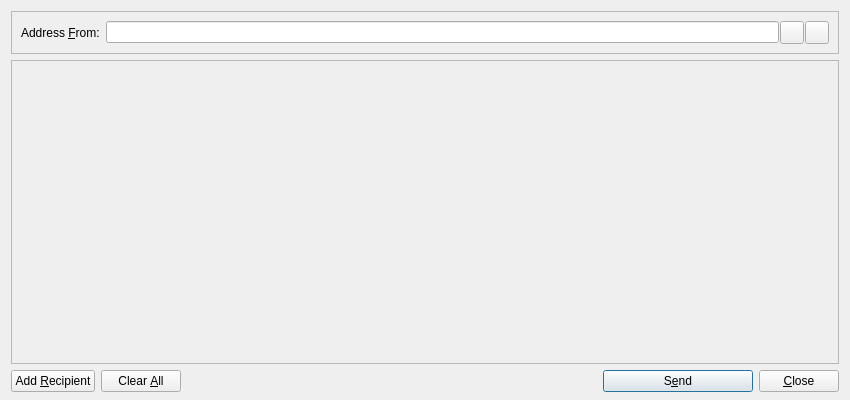
The window that src/qt/forms/sendmessagesdialog.ui (martexcoin/martexcoin_4x) describes before a commit, drawn with Qt 5.
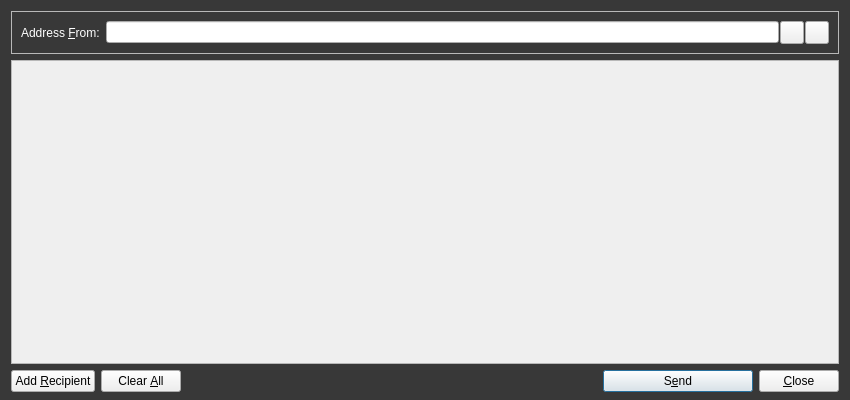
The same window after the commit. Icons and pictures are not drawn. Custom widgets are drawn as their Qt base class.

```diff
--- a/src/qt/forms/sendmessagesdialog.ui
+++ b/src/qt/forms/sendmessagesdialog.ui
@@ -13,6 +13,9 @@
   <property name="windowTitle">
    <string>Send Messages</string>
   </property>
+  <property name="styleSheet">
+   <string notr="true">#SendMessagesDialog { background-color: #383838; }</string>
+  </property>
   <layout class="QVBoxLayout" name="verticalLayout" stretch="0,1,0">
    <property name="bottomMargin">
     <number>8</number>
@@ -40,6 +43,9 @@
      <layout class="QHBoxLayout" name="horizontalLayout_3">
       <item>
        <widget class="QLabel" name="addressFromLabel">
+        <property name="styleSheet">
+         <string notr="true">color: #ffffff;</string>
+        </property>
         <property name="text">
          <string>Address &amp;From:</string>
         </property>
```
Left out of the diff: 2 changed lines with no effect on the pictures.
